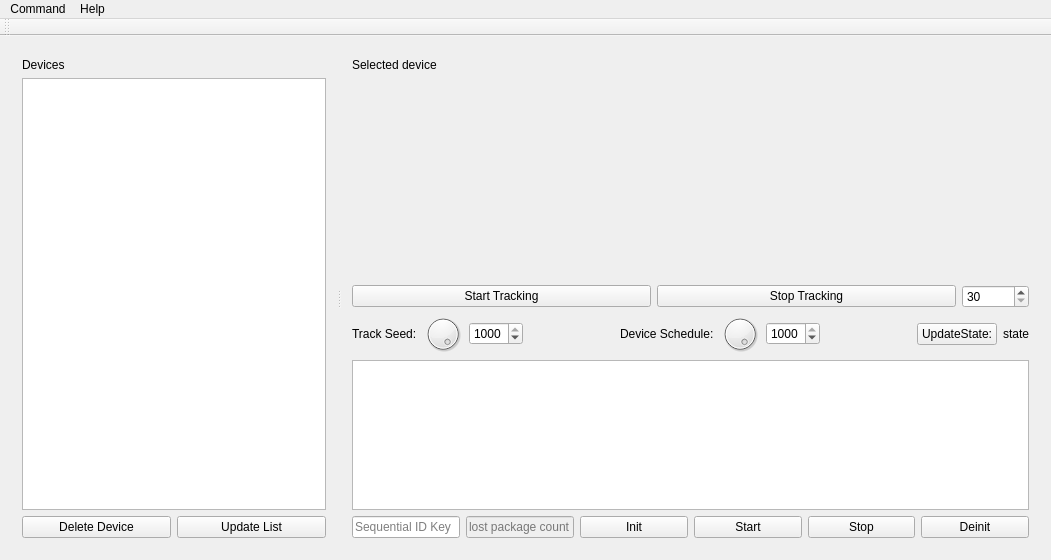
bisegni/chaosframework, file example/UIToolkitTest/mainwindow.ui: the form before one commit.
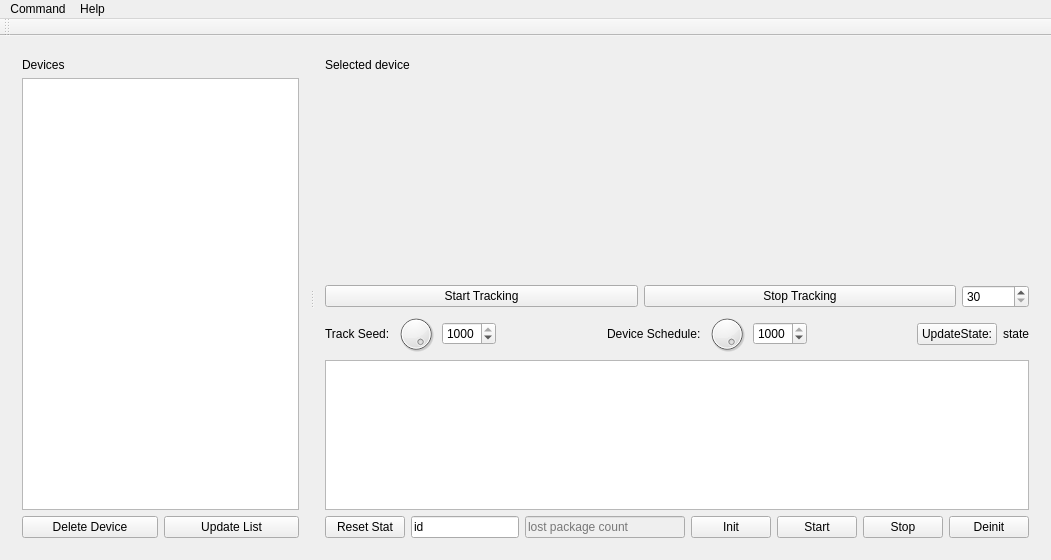
The form after the commit.

Patch:
```diff
--- a/example/UIToolkitTest/mainwindow.ui
+++ b/example/UIToolkitTest/mainwindow.ui
@@ -330,9 +330,19 @@
          </widget>
         </item>
         <item>
-         <layout class="QHBoxLayout" name="horizontalLayout_5" stretch="0,0,1,1,1,1">
+         <layout class="QHBoxLayout" name="horizontalLayout_5" stretch="0,0,1,0,0,0,0">
+          <item>
+           <widget class="QPushButton" name="pushButtonResetStatistic">
+            <property name="text">
+             <string>Reset Stat</string>
+            </property>
+           </widget>
+          </item>
           <item>
            <widget class="QLineEdit" name="lineEdit">
+            <property name="text">
+             <string>id</string>
+            </property>
             <property name="placeholderText">
              <string>Sequential ID Key</string>
             </property>
```
